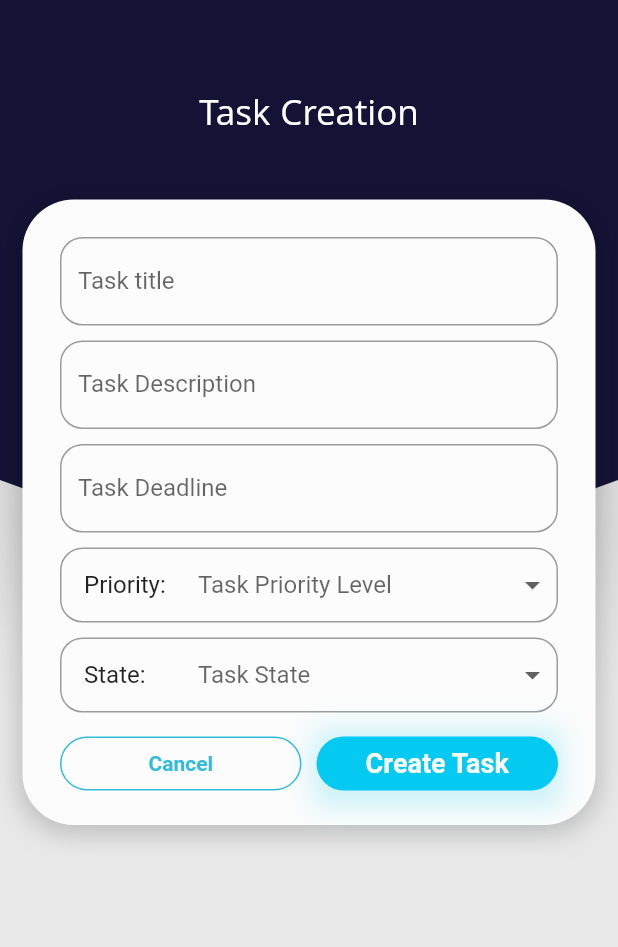
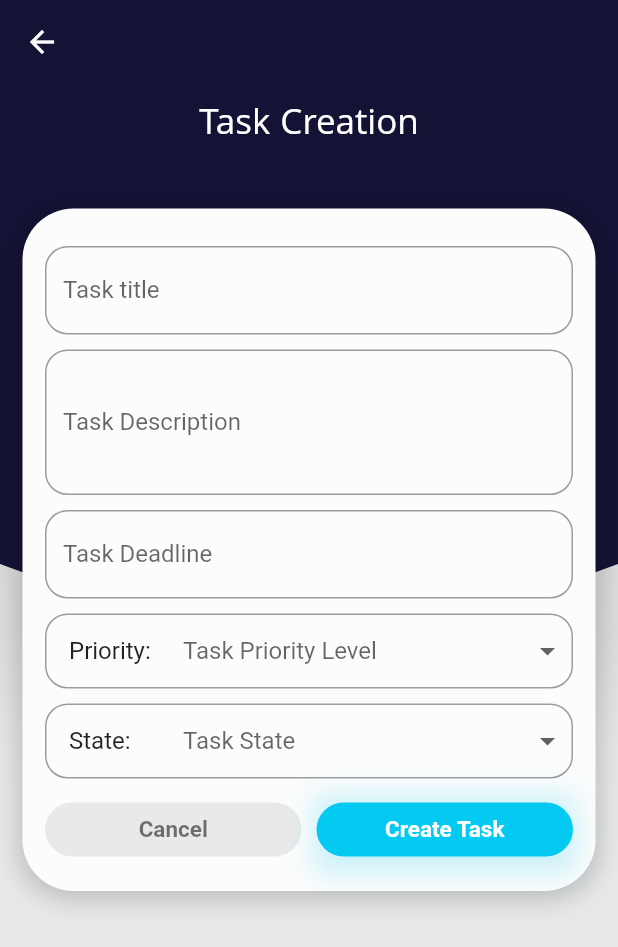
Before and after one commit to bdasgupta02/workly, a Flutter app: the TaskFormPage screen opened directly with empty values, on a phone screen of 412 x 824 dp. Shown: the top 947 px of the screen. Run offline on Flutter 3.47's test engine with Material 2 defaults, Android fonts, the phone set to English and light mode, and no system bars; our stand-ins replace cloud_firestore, firebase_auth, table_calendar; accounts and stored records are empty.

Commit message:
Fixed forms UI and revamped buttons

```diff
--- a/workly/lib/screens/task_form.dart
+++ b/workly/lib/screens/task_form.dart
@@ -28,6 +28,17 @@ class TaskFormPage extends StatelessWidget {
   @override
   Widget build(BuildContext context) {
     return Scaffold(
+      appBar: AppBar(
+        backgroundColor: Color(0xFF141336),
+        elevation: 0,
+        leading: IconButton(
+          icon: Icon(
+            Icons.arrow_back,
+            color: Color(0xFFFCFCFC),
+          ),
+          onPressed: () => Navigator.of(context).pop(),
+        ),
+      ),
       body: Stack(
         children: <Widget>[
           ClippedHeader(),
@@ -35,7 +46,7 @@ class TaskFormPage extends StatelessWidget {
             children: <Widget>[
               Container(
                 margin: EdgeInsets.only(
-                  top: 60,
+                  top: 10,
                   bottom: 20,
                 ),
                 child: Text(
@@ -181,8 +192,8 @@ class _TaskFormState extends State<TaskForm> {
         child: Padding(
           padding: EdgeInsets.only(
             top: 25,
-            left: 25,
-            right: 25,
+            left: 15,
+            right: 15,
             bottom: 12,
           ),
           child: Column(
@@ -208,12 +219,13 @@ class _TaskFormState extends State<TaskForm> {
         offstage: _priorityValid,
         child: Container(
           alignment: Alignment.centerLeft,
-          padding: EdgeInsets.only(left:10),
+          padding: EdgeInsets.only(left: 10),
           child: Column(
             crossAxisAlignment: CrossAxisAlignment.stretch,
             children: <Widget>[
-              SizedBox(height:8.0),
-              Text("Please select a priority level",
+              SizedBox(height: 8.0),
+              Text(
+                "Please select a priority level",
                 style: TextStyle(
                   fontSize: 12,
                   color: Colors.red[800],
@@ -232,11 +244,12 @@ class _TaskFormState extends State<TaskForm> {
         offstage: _stateValid || _calledEdit,
         child: Container(
           alignment: Alignment.centerLeft,
-          padding: EdgeInsets.only(left:10),
+          padding: EdgeInsets.only(left: 10),
           child: Column(
             children: <Widget>[
-              SizedBox(height:8.0),
-              Text("Please select a State",
+              SizedBox(height: 8.0),
+              Text(
+                "Please select a State",
                 style: TextStyle(
                   fontSize: 12,
                   color: Colors.red[800],
@@ -271,14 +284,15 @@ class _TaskFormState extends State<TaskForm> {
         mainAxisAlignment: MainAxisAlignment.center,
         children: <Widget>[
           Expanded(
-            child: OutlineButton(
-              borderSide: BorderSide(color: Color(0xFF31BCD8)),
+            child: FlatButton(
+              color: Color(0xFFE9E9E9),
               child: Text(
                 "Cancel",
                 style: TextStyle(
-                  color: Color(0xFF31BCD8),
+                  color: Colors.black54,
                   fontFamily: 'Roboto',
                   fontWeight: FontWeight.w600,
+                  fontSize: 15,
                 ),
               ),
               shape: RoundedRectangleBorder(
@@ -311,7 +325,7 @@ class _TaskFormState extends State<TaskForm> {
                   widget.edit ? "Save" : "Create Task",
                   style: TextStyle(
                     color: Colors.white,
-                    fontSize: 18.0,
+                    fontSize: 15,
                     fontFamily: 'Roboto',
                     fontWeight: FontWeight.w600,
                   ),
@@ -328,29 +342,64 @@ class _TaskFormState extends State<TaskForm> {
           ),
         ],
       ),
-      SizedBox(height:5,),
+      SizedBox(
+        height: 5,
+      ),
       Offstage(
         offstage: !widget.edit,
-        child: FlatButton.icon(
-          color: Colors.red,
-          icon: Icon(
-            Icons.delete_forever,
-            color: Colors.white,
+        child: Column(
+          children: <Widget>[
+            Padding(
+              padding: EdgeInsets.only(top: 5, bottom: 5),
+              child: Center(
+                child: Text(
+                  "Or",
+                  style: TextStyle(
+                    fontFamily: 'Khula',
+                    fontWeight: FontWeight.w400,
+                    fontSize: 15,
+                    color: Colors.black54,
                   ),
-          label: Text(
-            "Delete",
+                ),
+              ),
+            ),
+            Row(
+              children: <Widget>[
+                Expanded(
+                  child: Container(
+                    decoration: BoxDecoration(
+                      borderRadius: BorderRadius.all(Radius.circular(24)),
+                      boxShadow: [
+                        BoxShadow(
+                          color: Colors.redAccent.withOpacity(0.3),
+                          spreadRadius: 2,
+                          blurRadius: 10,
+                          offset: Offset(0, 3),
+                        ),
+                      ],
+                    ),
+                    child: FlatButton(
+                      color: Colors.redAccent,
+                      child: Text(
+                        "Delete task",
                         textAlign: TextAlign.center,
                         style: TextStyle(
-              fontSize: 18.0,
+                          fontSize: 15,
                           color: Colors.white,
                           fontFamily: 'Roboto',
-              fontWeight: FontWeight.w600,
+                          fontWeight: FontWeight.w400,
                         ),
                       ),
                       onPressed: () => _deleteTask(),
                       shape: RoundedRectangleBorder(
                         borderRadius: BorderRadius.circular(24.0),
                       ),
+                    ),
+                  ),
+                ),
+              ],
+            ),
+          ],
         ),
       ),
     ];
@@ -413,7 +462,8 @@ class _TaskFormState extends State<TaskForm> {
           // "state": stateIndex,
           "deadline": _convertFromString(_taskDeadline),
         });
-        widget.refresh(_taskTitle, _taskDescription, _formatStringDate(_taskDeadline), priorityIndex);
+        widget.refresh(_taskTitle, _taskDescription,
+            _formatStringDate(_taskDeadline), priorityIndex);
         Navigator.of(context).pop(true);
       } else {
         await widget.database.createTask(newTaskId, {
@@ -511,7 +561,7 @@ class _TaskFormState extends State<TaskForm> {
       focusNode: _taskDescriptionFocusNode,
       onChanged: (desc) => _updateState(),
       onEditingComplete: () => _taskDescEditingComplete(),
-      maxLines: null,
+      maxLines: 3,
       showCursor: true,
       maxLengthEnforced: true,
       // maxLength: 500,
@@ -538,6 +588,7 @@ class _TaskFormState extends State<TaskForm> {
       textAlign: TextAlign.start,
     );
   }
+
 // "Low", "Medium", "High"
   Widget _taskPriorityField() {
     return Container(
@@ -585,7 +636,11 @@ class _TaskFormState extends State<TaskForm> {
                           Container(
                             decoration: BoxDecoration(
                               shape: BoxShape.circle,
-                              color: value == "Low" ? Color(0xFFF8EB95) : (value == "High" ? Color(0xFFF56A82) : Color(0xFFF5A76A)),
+                              color: value == "Low"
+                                  ? Color(0xFFF8EB95)
+                                  : (value == "High"
+                                      ? Color(0xFFF56A82)
+                                      : Color(0xFFF5A76A)),
                             ),
                             width: 30,
                             height: 30,
```
Also changed, not shown: workly/lib/screens/landing_page.dart (+2 -20 lines), workly/lib/screens/project_ideas.dart (+62 -22 lines), workly/lib/screens/project_settings.dart (+52 -29 lines), workly/lib/screens/projectscreen_list.dart (+17 -6 lines), workly/lib/screens/task_view.dart (+36 -12 lines), 1 other file. Lines whose indentation alone changed are shown as unchanged.
